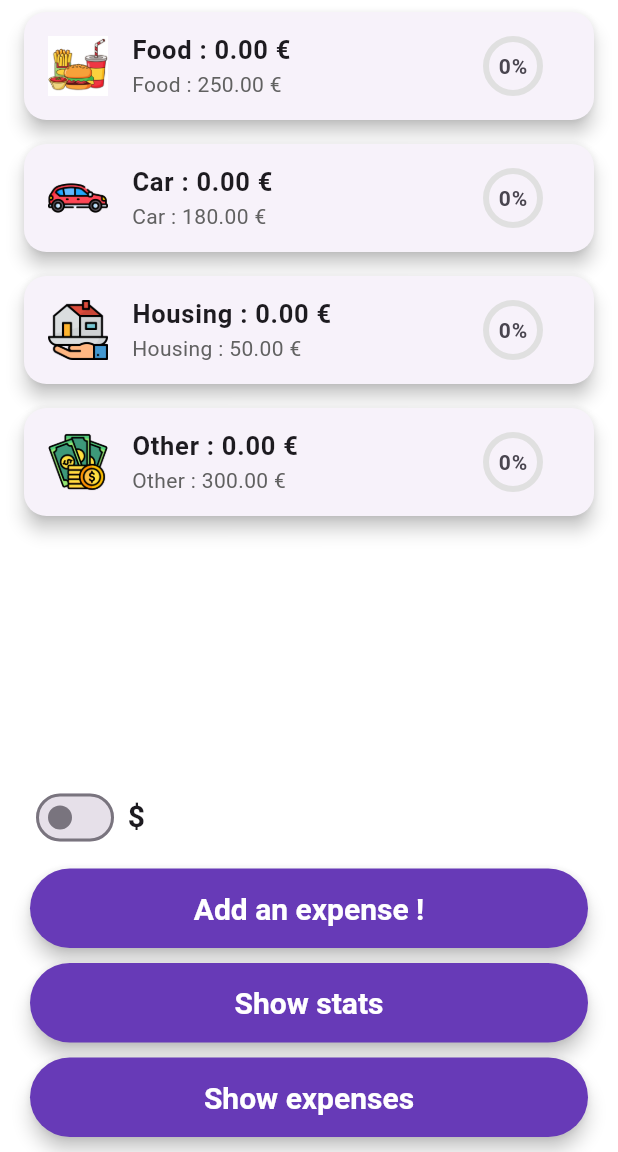
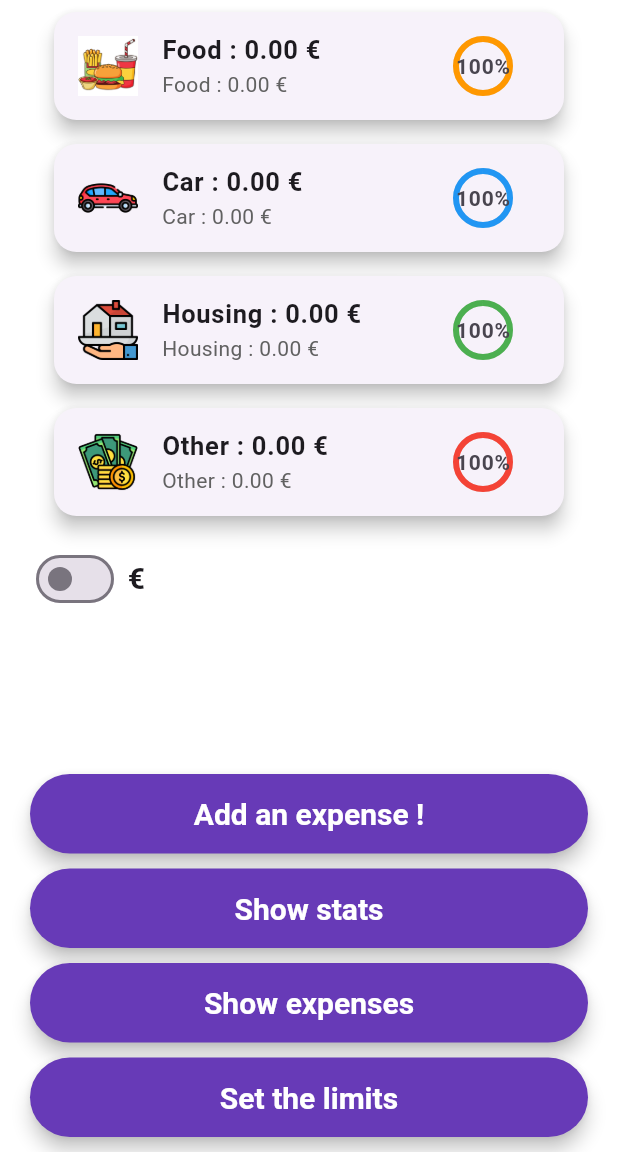
Before and after one commit to mathys-sansus/moulaManager, a Flutter app: the screen it shows after launch, on a phone screen of 412 x 824 dp, the part 84-1236 px from its top. Run offline on Flutter 3.47's test engine with Material 3 defaults, Android fonts, the phone set to English and light mode, and no system bars; our stand-ins replace fl_chart, sqflite; accounts and stored records are empty; generated files the repository leaves out were written again.

Commit message:
Page set the limits

```diff
--- a/lib/pages/menu.dart
+++ b/lib/pages/menu.dart
@@ -8,6 +8,7 @@ import 'package:moula_manager/widgets/customAppBar.dart';
 import 'package:moula_manager/widgets/custom_button.dart';
 import 'package:moula_manager/variables/globals.dart';
 import '../database/depense_database.dart';
+import 'package:moula_manager/pages/modifier_max.dart';
 
 class Menu extends StatefulWidget {
   const Menu({super.key});
@@ -17,10 +18,15 @@ class Menu extends StatefulWidget {
 }
 
 class _MenuState extends State<Menu> {
-
-
   void _refreshBudgetInfo() {
     setState(() {});
+  }
+
+  void _toggleCurrency(bool newValue) {
+    setState(() {
+      boolSwitch = newValue;
+      valeur_en_cour = boolSwitch ? valeur_dollar : valeur_euro;
+    });
   }
 
   @override
@@ -29,50 +35,46 @@ class _MenuState extends State<Menu> {
       resizeToAvoidBottomInset: false,
       appBar: CustomAppBar(
         title: "moulaManager",
-          parentContext: context
+        parentContext: context,
       ),
-      body: Column(
+      body: SafeArea(
+        child: Column(
           children: [
-          Builder(
-            builder: (BuildContext context) {
-              return BudgetInfo(
+            // Partie haute scrollable si besoin
+            Expanded(
+              child: SingleChildScrollView(
+                padding: const EdgeInsets.symmetric(horizontal: 20),
+                child: Column(
+                  children: [
+                    BudgetInfo(
                       categories: ['food', 'car', 'housing', 'other'],
-                database: DepenseDatabase.instance,
-                valeurUnite: valeur_en_cour,
-                boolSwitch: boolSwitch,
-              );
-            },
+                      database: DepenseDatabase.instance
                     ),
-          Expanded(child: Container()),
+                    SizedBox(height: 10),
+                    Row(
+                      mainAxisAlignment: MainAxisAlignment.start,
+                      children: [
+                        Switch(
+                          value: boolSwitch,
+                          onChanged: _toggleCurrency,
+                        ),
+                        SizedBox(width: 5),
+                        Text(
+                          boolSwitch ? "\$" : "€",
+                          style: TextStyle(fontSize: 20, fontWeight: FontWeight.w600),
+                        ),
+                      ],
+                    ),
+                  ],
+                ),
+              ),
+            ),
+
+            // Partie basse (fixe en bas)
             Padding(
               padding: const EdgeInsets.symmetric(horizontal: 20, vertical: 10),
               child: Column(
                 children: [
-                Row(
-                  mainAxisAlignment: MainAxisAlignment.start,
-                  children: [
-                    Align(
-                      alignment: Alignment.centerLeft,
-                      child: Switch(
-                        value: boolSwitch,
-                        onChanged: (newValue) {
-                          setState(() {
-                            boolSwitch = newValue;
-                            valeur_en_cour = boolSwitch ? valeur_dollar : valeur_euro;
-                          });
-                        },
-                      ),
-                    ),
-                    SizedBox(width: 5),
-                    Text(
-                      "\$",
-                      style: TextStyle(fontSize: 20, fontWeight: FontWeight.w600),
-                    ),
-                  ],
-                ),
-                SizedBox(height: 10),
-
-                // ✅ Boutons remplacés par CustomButton
                   CustomButton(
                     label: AppLocalizations.of(context)!.buttonAddExpense,
                     onPressed: () async {
@@ -84,28 +86,46 @@ class _MenuState extends State<Menu> {
                     },
                   ),
                   SizedBox(height: 10),
-
                   CustomButton(
                     label: AppLocalizations.of(context)!.buttonStats,
                     onPressed: () async {
                       await Navigator.push(
                         context,
-                      MaterialPageRoute(builder: (context) => Statistiques(
-                        database: DepenseDatabase.instance)),
+                        MaterialPageRoute(
+                          builder: (context) => Statistiques(
+                            database: DepenseDatabase.instance,
+                          ),
+                        ),
                       );
                       _refreshBudgetInfo();
                     },
                   ),
                   SizedBox(height: 10),
-
                   CustomButton(
                     label: AppLocalizations.of(context)!.buttonShowExpenses,
                     onPressed: () async {
                       await Navigator.push(
                         context,
-                      MaterialPageRoute(builder: (context) => ListeDepenses(
-                        database: DepenseDatabase.instance
-                      )),
+                        MaterialPageRoute(
+                          builder: (context) => ListeDepenses(
+                            database: DepenseDatabase.instance,
+                          ),
+                        ),
+                      );
+                      _refreshBudgetInfo();
+                    },
+                  ),
+                  SizedBox(height: 10),
+                  CustomButton(
+                    label: AppLocalizations.of(context)!.setLimits,
+                    onPressed: () async {
+                      await Navigator.push(
+                        context,
+                        MaterialPageRoute(
+                          builder: (context) => ModifierMax(
+                            database: DepenseDatabase.instance,
+                          ),
+                        ),
                       );
                       _refreshBudgetInfo();
                     },
@@ -115,6 +135,7 @@ class _MenuState extends State<Menu> {
             ),
           ],
         ),
+      ),
     );
   }
 }
--- a/lib/widgets/BudgetInfo.dart
+++ b/lib/widgets/BudgetInfo.dart
@@ -2,14 +2,13 @@ import 'package:flutter/material.dart';
 import '../database/depense_database.dart';
 import '../model/depense.dart';
 import 'package:flutter_gen/gen_l10n/app_localizations.dart';
+import 'package:moula_manager/variables/globals.dart';
 
 class BudgetInfo extends StatefulWidget {
   final DepenseDatabase database;
   final List<String> categories;
-  final double valeurUnite;
-  final bool boolSwitch;
 
-  const BudgetInfo({super.key, required this.database, required this.categories, required this.valeurUnite, required this.boolSwitch});
+  const BudgetInfo({super.key, required this.database, required this.categories});
 
   @override
   State<BudgetInfo> createState() => _BudgetInfoState();
@@ -20,10 +19,29 @@ class _BudgetInfoState extends State<BudgetInfo> {
   bool _isLoading = true;
   String _errorMessage = "";
 
+  double _foodMax = 0;
+  double _carMax = 0;
+  double _housingMax = 0;
+  double _otherMax = 0;
+
   @override
   void initState() {
     super.initState();
     _loadDepenses();
+    _loadMaxValues();
+  }
+
+  // Charger les valeurs max depuis la base de données
+  Future<void> _loadMaxValues() async {
+    final maxValues = await widget.database.getMax();
+    final multiplicateur = boolSwitch ? valeur_dollar : 1;
+
+    setState(() {
+      _foodMax = (maxValues[0] * multiplicateur);   // food
+      _carMax = (maxValues[1] * multiplicateur);   // car
+      _housingMax = (maxValues[2] * multiplicateur); // housing
+      _otherMax = (maxValues[3] * multiplicateur);  // other
+    });
   }
 
   @override
@@ -32,6 +50,7 @@ class _BudgetInfoState extends State<BudgetInfo> {
     // Vérifie si les catégories ont changé
     if (oldWidget.categories != widget.categories) {
       _loadDepenses();
+      _loadMaxValues();
     }
   }
 
@@ -49,7 +68,7 @@ class _BudgetInfoState extends State<BudgetInfo> {
     } catch (e) {
       setState(() {
         _isLoading = false;
-        _errorMessage = "Erreur: $e";
+        _errorMessage = "Error: $e";
       });
     }
   }
@@ -98,10 +117,10 @@ class _BudgetInfoState extends State<BudgetInfo> {
           fit: BoxFit.cover,
         ),
         title: Text(
-          '${AppLocalizations.of(context)!.lookup(category)} : ${(value * widget.valeurUnite).toStringAsFixed(2)} ${widget.boolSwitch ? "\$" : "€"}',
+          '${AppLocalizations.of(context)!.lookup(category)} : ${(value * valeur_en_cour).toStringAsFixed(2)} ${boolSwitch ? "\$" : "€"}',
           style: const TextStyle(fontSize: 17, fontWeight: FontWeight.bold),
         ),
-        subtitle: Text('${AppLocalizations.of(context)!.lookup(category)} : ${(max * widget.valeurUnite).toStringAsFixed(2)} ${widget.boolSwitch ? "\$" : "€"}',
+        subtitle: Text('${AppLocalizations.of(context)!.lookup(category)} : ${(max).toStringAsFixed(2)} ${boolSwitch ? "\$" : "€"}',
             style: TextStyle(fontSize: 14, color: Colors.grey[700])),
         trailing: _buildProgressIndicator(value, max, color),
       ),
@@ -129,10 +148,10 @@ class _BudgetInfoState extends State<BudgetInfo> {
 
   double _getMaxBudget(String category) {
     switch (category) {
-      case 'food': return 250;
-      case 'car': return 180;
-      case 'housing': return 50;
-      case 'other': return 300;
+      case 'food': return _foodMax;
+      case 'car': return _carMax;
+      case 'housing': return _housingMax;
+      case 'other': return _otherMax;
       default: return 0;
     }
   }
```
Also changed, not shown: lib/database/depense_database.dart (+69 -12 lines), lib/l10n/app_en.arb (+6 -1 lines), lib/l10n/app_fr.arb (+6 -1 lines), lib/pages/modifier_max.dart (added, +131 -0 lines), lib/widgets/customAppBar.dart (+13 -0 lines). Lines whose indentation alone changed are shown as unchanged.
